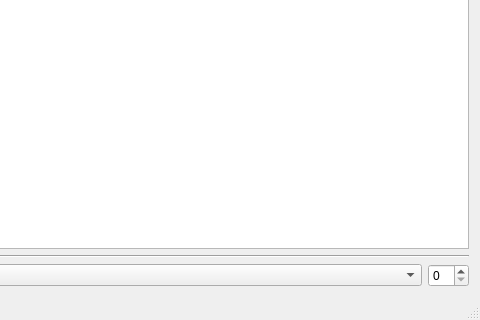
Qt form CommandBindingManager/Application.ui (TrueAbastien/CommandBindingManager) before a commit; both pictures show x 159 to 639 and y 279 to 599 of the 639 by 599 pixel window.
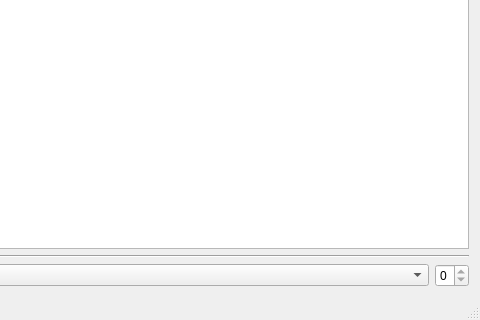
The same form after that commit.

What changed in the file:
```diff
--- a/CommandBindingManager/Application.ui
+++ b/CommandBindingManager/Application.ui
@@ -79,6 +79,12 @@
             <verstretch>0</verstretch>
            </sizepolicy>
           </property>
+          <property name="minimum">
+           <number>0</number>
+          </property>
+          <property name="maximum">
+           <number>0</number>
+          </property>
          </widget>
         </item>
        </layout>
```
Left out of the diff: 20 changed lines with no effect on the pictures.
